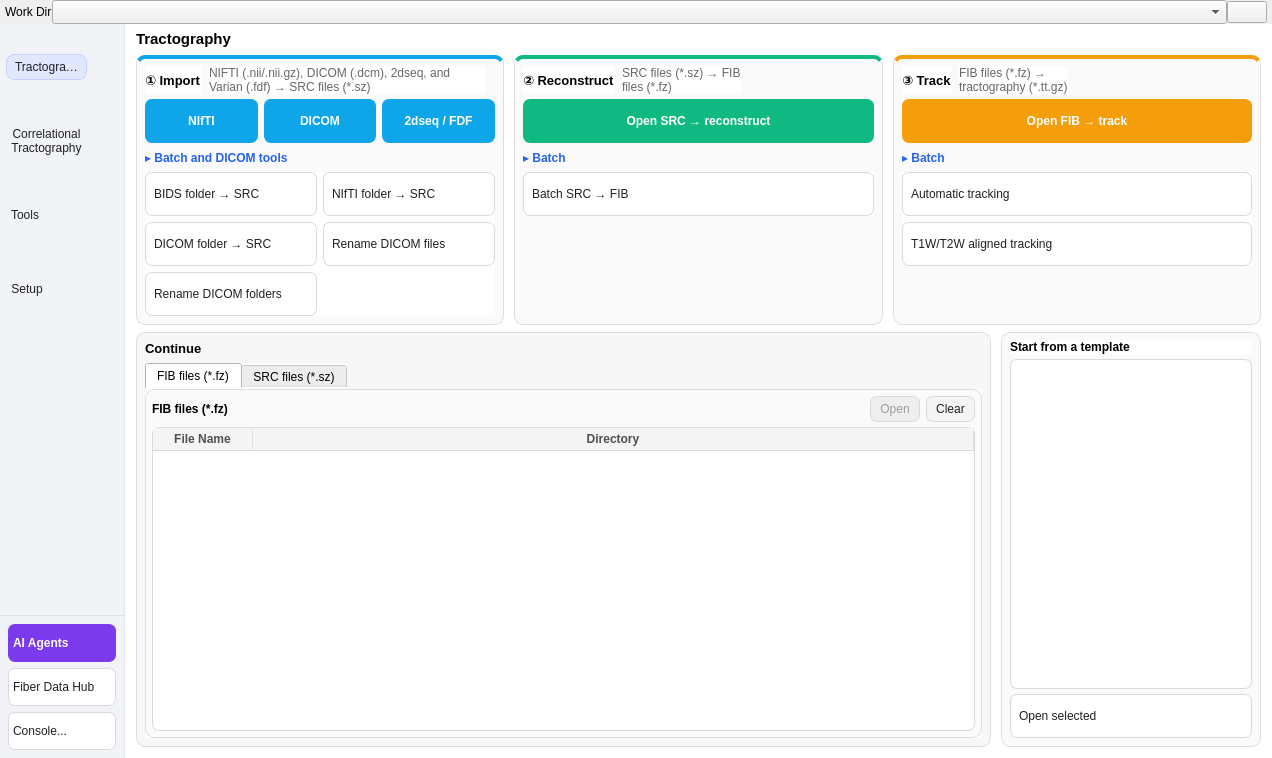
The window that mainwindow.ui (frankyeh/DSI-Studio) describes before a commit, drawn with Qt 5.
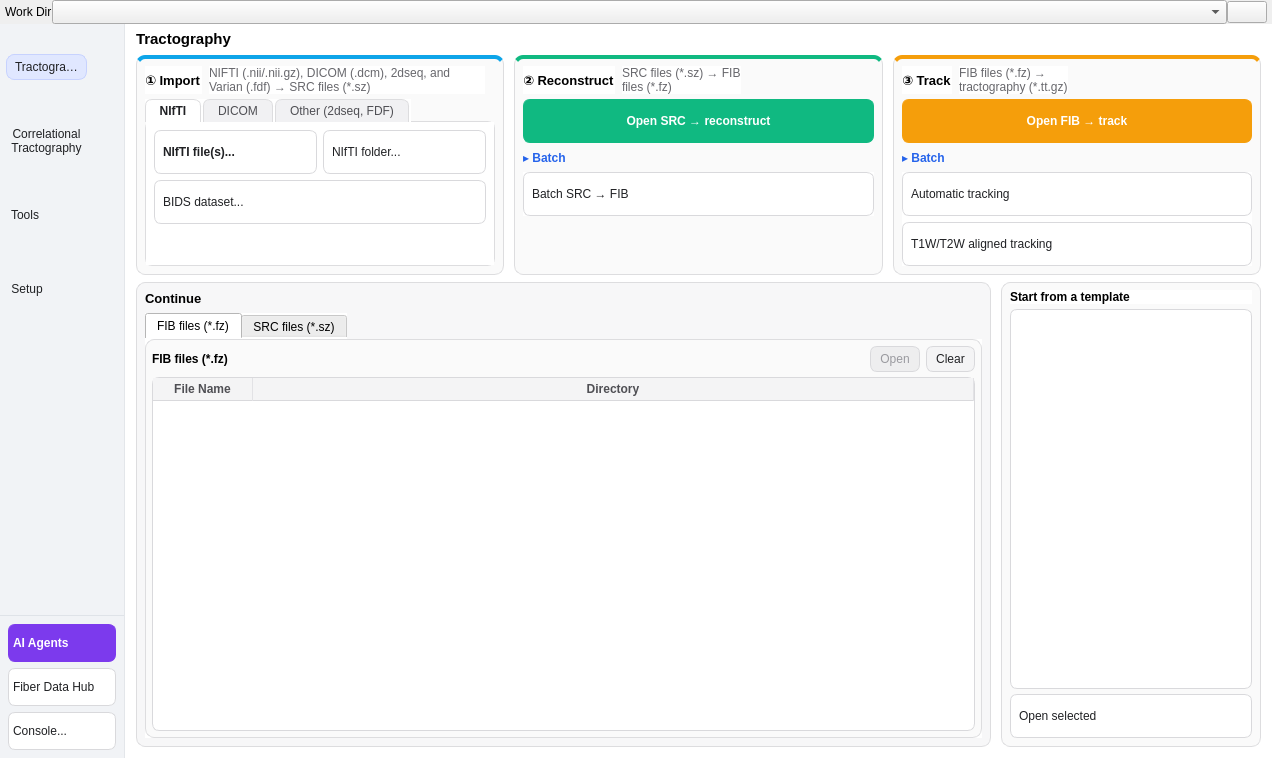
The same window after the commit. Icons and pictures are not drawn.

Commit message:
Import card: one tab per format, files and folder as equal choices
NIfTI: file(s) (open_dwi_nifti), folder (nifti_dir_to_src), BIDS dataset (bids_to_src).
DICOM: file(s) (open_dwi_dicom), folder (convert_dicom_dir); sorting files into
patient/sequence folders (rename_dicom, rename_dicom_dir) stays behind a toggle because it
renames files in place and does not convert.
Other: 2dseq / FDF file(s) (open_dwi_2dseq).
Labels and tooltips describe what each command does. No objectName, class or statusTip
changed; no new commands.

Not compiled or tested.

Patch:
```diff
--- a/mainwindow.ui
+++ b/mainwindow.ui
@@ -591,7 +591,10 @@
     border-top: 4px solid #f59e0b;
 }
 QFrame#tract_input_stage QPushButton#OpenDWI_NIFTI,
+QFrame#tract_input_stage QPushButton#nii2src_sf,
+QFrame#tract_input_stage QPushButton#nii2src_bids,
 QFrame#tract_input_stage QPushButton#OpenDWI_DICOM,
+QFrame#tract_input_stage QPushButton#dicom2nii,
 QFrame#tract_input_stage QPushButton#OpenDWI_2dseq {
     color: #ffffff;
     background-color: #0ea5e9;
@@ -775,23 +778,31 @@
                     </layout>
                    </item>
                    <item>
-                    <layout class="QHBoxLayout" name="tract_input_primary">
+                    <widget class="QTabWidget" name="tract_input_tabs">
+                     <property name="currentIndex">
+                      <number>0</number>
+                     </property>
+                     <widget class="QWidget" name="tract_nifti_tab">
+                      <attribute name="title">
+                       <string>NIfTI</string>
+                      </attribute>
+                      <layout class="QGridLayout" name="tract_nifti_tab_layout">
                      <property name="spacing">
                       <number>6</number>
                      </property>
                      <property name="leftMargin">
-                      <number>0</number>
+                        <number>8</number>
                      </property>
                      <property name="topMargin">
-                      <number>0</number>
+                        <number>8</number>
                      </property>
                      <property name="rightMargin">
-                      <number>0</number>
+                        <number>8</number>
                      </property>
                      <property name="bottomMargin">
-                      <number>0</number>
-                     </property>
-                     <item>
+                        <number>8</number>
+                       </property>
+                       <item row="0" column="0">
                       <widget class="QPushButton" name="OpenDWI_NIFTI">
                        <property name="statusTip">
                         <string>run open_dwi_nifti</string>
@@ -807,11 +818,83 @@
                         <bool>false</bool>
                        </property>
                        <property name="text">
-                        <string>NIfTI</string>
-                       </property>
-                      </widget>
-                     </item>
-                     <item>
+                          <string>NIfTI file(s)...</string>
+                         </property>
+                         <property name="toolTip">
+                          <string>Open DWI NIfTI file(s) with .bval/.bvec and create an SRC file</string>
+                         </property>
+                        </widget>
+                       </item>
+                       <item row="0" column="1">
+                        <widget class="QPushButton" name="nii2src_sf">
+                         <property name="statusTip">
+                          <string>run nifti_dir_to_src</string>
+                         </property>
+                         <property name="icon">
+                          <iconset resource="icons.qrc">
+                           <normaloff>:/icons/icons/open.xpm</normaloff>:/icons/icons/open.xpm</iconset>
+                         </property>
+                         <property name="text">
+                          <string>NIfTI folder...</string>
+                         </property>
+                         <property name="toolTip">
+                          <string>Find the DWI NIfTI files in a folder and write an SRC file next to each</string>
+                         </property>
+                        </widget>
+                       </item>
+                       <item row="1" column="0" colspan="2">
+                        <widget class="QPushButton" name="nii2src_bids">
+                         <property name="statusTip">
+                          <string>run bids_to_src</string>
+                         </property>
+                         <property name="icon">
+                          <iconset resource="icons.qrc">
+                           <normaloff>:/icons/icons/open.xpm</normaloff>:/icons/icons/open.xpm</iconset>
+                         </property>
+                         <property name="text">
+                          <string>BIDS dataset...</string>
+                         </property>
+                         <property name="toolTip">
+                          <string>Convert every DWI NIfTI in a BIDS dataset to SRC files under derivatives</string>
+                         </property>
+                        </widget>
+                       </item>
+                       <item row="2" column="0" colspan="2">
+                        <spacer name="tract_nifti_tab_spacer">
+                         <property name="orientation">
+                          <enum>Qt::Vertical</enum>
+                         </property>
+                         <property name="sizeHint" stdset="0">
+                          <size>
+                           <width>20</width>
+                           <height>0</height>
+                          </size>
+                         </property>
+                        </spacer>
+                       </item>
+                      </layout>
+                     </widget>
+                     <widget class="QWidget" name="tract_dicom_tab">
+                      <attribute name="title">
+                       <string>DICOM</string>
+                      </attribute>
+                      <layout class="QGridLayout" name="tract_dicom_tab_layout">
+                       <property name="spacing">
+                        <number>6</number>
+                       </property>
+                       <property name="leftMargin">
+                        <number>8</number>
+                       </property>
+                       <property name="topMargin">
+                        <number>8</number>
+                       </property>
+                       <property name="rightMargin">
+                        <number>8</number>
+                       </property>
+                       <property name="bottomMargin">
+                        <number>8</number>
+                       </property>
+                       <item row="0" column="0">
                       <widget class="QPushButton" name="OpenDWI_DICOM">
                        <property name="statusTip">
                         <string>run open_dwi_dicom</string>
@@ -830,12 +913,15 @@
                         <bool>false</bool>
                        </property>
                        <property name="text">
-                        <string>DICOM</string>
+                          <string>DICOM file(s)...</string>
+                         </property>
+                         <property name="toolTip">
+                          <string>Open DWI DICOM files and create an SRC file</string>
                        </property>
                       </widget>
                      </item>
-                     <item>
-                      <widget class="QPushButton" name="OpenDWI_2dseq">
+                       <item row="0" column="1">
+                        <widget class="QPushButton" name="dicom2nii">
                        <property name="statusTip">
                         <string>run open_dwi_2dseq</string>
                        </property>
@@ -847,26 +933,27 @@
                          <normaloff>:/icons/icons/open.xpm</normaloff>:/icons/icons/open.xpm</iconset>
                        </property>
                        <property name="text">
-                        <string>2dseq / FDF</string>
+                          <string>DICOM folder...</string>
+                         </property>
+                         <property name="toolTip">
+                          <string>Convert every DICOM series under a folder: DWI to SRC, others to NIfTI. Expects one series per folder; sort mixed files first</string>
                        </property>
                       </widget>
                      </item>
-                    </layout>
-                   </item>
-                   <item>
+                       <item row="1" column="0" colspan="2">
                     <widget class="QPushButton" name="tract_input_batch_toggle">
-                     <property name="text">
-                      <string>▸ Batch and DICOM tools</string>
-                     </property>
                      <property name="checkable">
                       <bool>true</bool>
                      </property>
                      <property name="flat">
                       <bool>true</bool>
                      </property>
-                    </widget>
-                   </item>
-                   <item>
+                         <property name="text">
+                          <string>▸ Sort DICOM files first (renames files)</string>
+                         </property>
+                        </widget>
+                       </item>
+                       <item row="2" column="0" colspan="2">
                     <widget class="QFrame" name="tract_input_batch">
                      <layout class="QGridLayout" name="tract_input_batch_layout">
                       <property name="spacing">
@@ -885,57 +972,6 @@
                        <number>0</number>
                       </property>
                       <item row="0" column="0">
-                       <widget class="QPushButton" name="nii2src_bids">
-                        <property name="toolTip">
-                         <string>Convert a BIDS folder to SRC files</string>
-                        </property>
-                        <property name="statusTip">
-                         <string>run bids_to_src</string>
-                        </property>
-                        <property name="icon">
-                         <iconset resource="icons.qrc">
-                          <normaloff>:/icons/icons/open.xpm</normaloff>:/icons/icons/open.xpm</iconset>
-                        </property>
-                        <property name="text">
-                         <string>BIDS folder → SRC</string>
-                        </property>
-                       </widget>
-                      </item>
-                      <item row="0" column="1">
-                       <widget class="QPushButton" name="nii2src_sf">
-                        <property name="toolTip">
-                         <string>Convert a folder of NIFTI files to SRC</string>
-                        </property>
-                        <property name="statusTip">
-                         <string>run nifti_dir_to_src</string>
-                        </property>
-                        <property name="icon">
-                         <iconset resource="icons.qrc">
-                          <normaloff>:/icons/icons/open.xpm</normaloff>:/icons/icons/open.xpm</iconset>
-                        </property>
-                        <property name="text">
-                         <string>NIfTI folder → SRC</string>
-                        </property>
-                       </widget>
-                      </item>
-                      <item row="1" column="0">
-                       <widget class="QPushButton" name="dicom2nii">
-                        <property name="toolTip">
-                         <string>Convert a DICOM folder to SRC</string>
-                        </property>
-                        <property name="statusTip">
-                         <string>run convert_dicom_dir</string>
-                        </property>
-                        <property name="icon">
-                         <iconset resource="icons.qrc">
-                          <normaloff>:/icons/icons/open.xpm</normaloff>:/icons/icons/open.xpm</iconset>
-                        </property>
-                        <property name="text">
-                         <string>DICOM folder → SRC</string>
-                        </property>
-                       </widget>
-                      </item>
-                      <item row="1" column="1">
                        <widget class="QPushButton" name="RenameDICOM">
                         <property name="toolTip">
                          <string>Organize DICOM file names</string>
@@ -948,11 +984,14 @@
                           <normaloff>:/icons/icons/open.xpm</normaloff>:/icons/icons/open.xpm</iconset>
                         </property>
                         <property name="text">
-                         <string>Rename DICOM files</string>
+                             <string>Sort DICOM files...</string>
+                            </property>
+                            <property name="toolTip">
+                             <string>Move the selected DICOM files into patient/sequence folders (renames the files)</string>
                         </property>
                        </widget>
                       </item>
-                      <item row="2" column="0">
+                          <item row="0" column="1">
                        <widget class="QPushButton" name="RenameDICOMDir">
                         <property name="toolTip">
                          <string>Rename DICOM files across folders</string>
@@ -965,15 +1004,18 @@
                           <normaloff>:/icons/icons/open.xpm</normaloff>:/icons/icons/open.xpm</iconset>
                         </property>
                         <property name="text">
-                         <string>Rename DICOM folders</string>
-                        </property>
+                             <string>Sort DICOM folder...</string>
+                            </property>
+                            <property name="toolTip">
+                             <string>Move every DICOM file under a folder into patient/sequence folders (renames the files)</string>
+                            </property>
                        </widget>
                       </item>
                      </layout>
                     </widget>
                    </item>
-                   <item>
-                    <spacer name="tract_input_spacer">
+                       <item row="3" column="0" colspan="2">
+                        <spacer name="tract_dicom_tab_spacer">
                      <property name="orientation">
                       <enum>Qt::Vertical</enum>
                      </property>
@@ -984,6 +1026,62 @@
                       </size>
                      </property>
                     </spacer>
+                       </item>
+                      </layout>
+                     </widget>
+                     <widget class="QWidget" name="tract_others_tab">
+                      <attribute name="title">
+                       <string>Other (2dseq, FDF)</string>
+                      </attribute>
+                      <layout class="QGridLayout" name="tract_others_tab_layout">
+                       <property name="spacing">
+                        <number>6</number>
+                       </property>
+                       <property name="leftMargin">
+                        <number>8</number>
+                       </property>
+                       <property name="topMargin">
+                        <number>8</number>
+                       </property>
+                       <property name="rightMargin">
+                        <number>8</number>
+                       </property>
+                       <property name="bottomMargin">
+                        <number>8</number>
+                       </property>
+                       <item row="0" column="0" colspan="2">
+                        <widget class="QPushButton" name="OpenDWI_2dseq">
+                         <property name="statusTip">
+                          <string>run open_dwi_2dseq</string>
+                         </property>
+                         <property name="icon">
+                          <iconset resource="icons.qrc">
+                           <normaloff>:/icons/icons/open.xpm</normaloff>:/icons/icons/open.xpm</iconset>
+                         </property>
+                         <property name="text">
+                          <string>2dseq / FDF file(s)...</string>
+                         </property>
+                         <property name="toolTip">
+                          <string>Open Bruker 2dseq or Varian FDF images and create an SRC file</string>
+                         </property>
+                        </widget>
+                       </item>
+                       <item row="1" column="0" colspan="2">
+                        <spacer name="tract_others_tab_spacer">
+                         <property name="orientation">
+                          <enum>Qt::Vertical</enum>
+                         </property>
+                         <property name="sizeHint" stdset="0">
+                          <size>
+                           <width>20</width>
+                           <height>0</height>
+                          </size>
+                         </property>
+                        </spacer>
+                       </item>
+                      </layout>
+                     </widget>
+                    </widget>
                    </item>
                   </layout>
                  </widget>
```
Left out of the diff: 17 changed lines with no effect on the pictures. Lines whose indentation alone changed are shown as unchanged.
